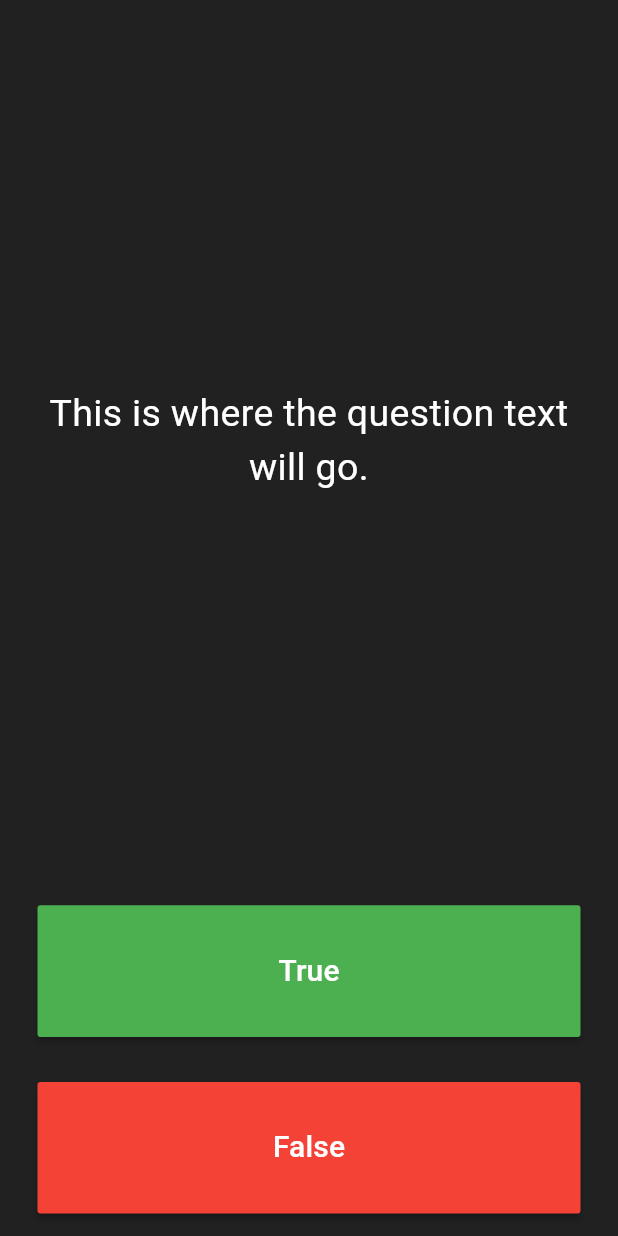
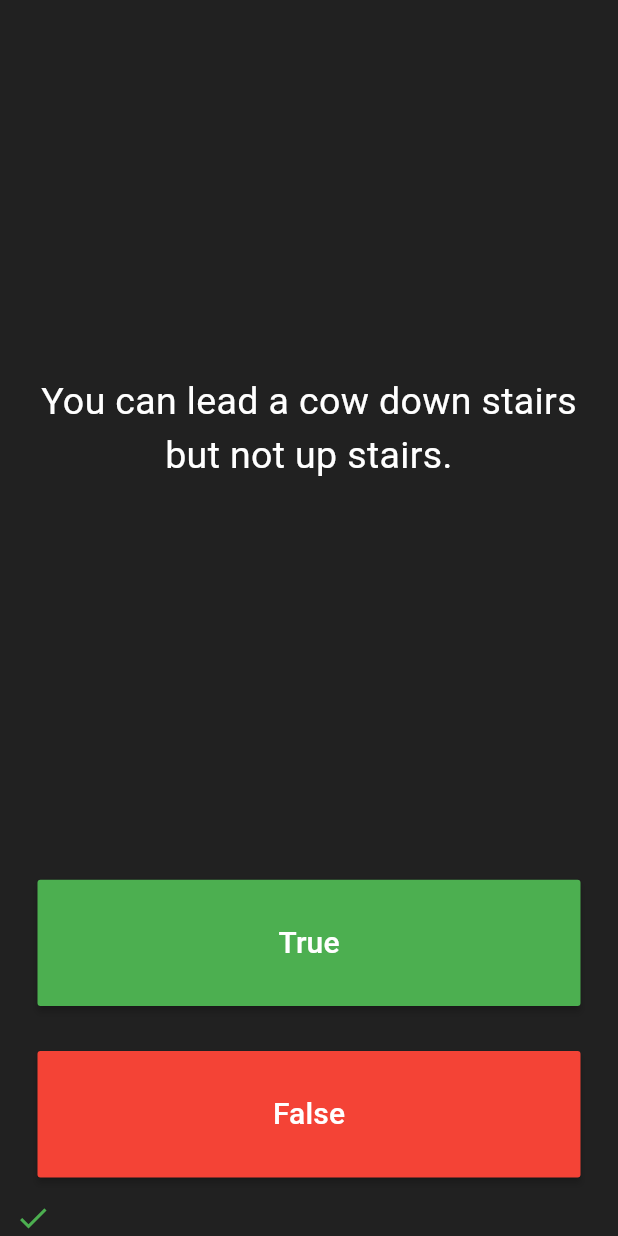
Before and after one commit to raj-chimmalgi/quizzler_flutter, a Flutter app: the screen it shows after launch, after a tap on "True", on a phone screen of 412 x 824 dp. Run offline on Flutter 3.47's test engine with Material 3 defaults, Android fonts, the phone set to English and light mode, and no system bars; our stand-ins replace cool_alert.

Commit message:
complete quiz app

```diff
--- a/lib/main.dart
+++ b/lib/main.dart
@@ -1,8 +1,15 @@
+import 'package:cool_alert/cool_alert.dart';
 import 'package:flutter/material.dart';
 
-void main() => runApp(Quizzler());
+import 'quiz_brain.dart';
+
+QuizBrain quizBrain = QuizBrain();
+
+void main() => runApp(const Quizzler());
 
 class Quizzler extends StatelessWidget {
+  const Quizzler({super.key});
+
   @override
   Widget build(BuildContext context) {
     return MaterialApp(
@@ -25,21 +32,57 @@ class QuizPage extends StatefulWidget {
 }
 
 class _QuizPageState extends State<QuizPage> {
+  List<Icon> scoreKeeper = [];
+
+  void checkAnswer(bool userPickedAnswer) {
+    bool correctAnswer = quizBrain.getQuestionAnswer();
+    bool nextQuestionAvailable = false;
+
+    setState(() {
+      if (userPickedAnswer == correctAnswer) {
+        scoreKeeper.add(const Icon(
+          Icons.check,
+          color: Colors.green,
+        ));
+      } else {
+        scoreKeeper.add(const Icon(
+          Icons.close,
+          color: Colors.red,
+        ));
+      }
+      nextQuestionAvailable = quizBrain.nextQuestion();
+
+      if (!nextQuestionAvailable) {
+        showAlert();
+        scoreKeeper = [];
+      }
+    });
+  }
+
+  showAlert() {
+    return CoolAlert.show(
+      context: context,
+      type: CoolAlertType.success,
+      text: 'Quiz Completed!',
+      autoCloseDuration: const Duration(seconds: 5),
+    );
+  }
+
   @override
   Widget build(BuildContext context) {
     return Column(
       mainAxisAlignment: MainAxisAlignment.spaceBetween,
       crossAxisAlignment: CrossAxisAlignment.stretch,
       children: <Widget>[
-        const Expanded(
+        Expanded(
           flex: 5,
           child: Padding(
-            padding: EdgeInsets.all(10.0),
+            padding: const EdgeInsets.all(10.0),
             child: Center(
               child: Text(
-                'This is where the question text will go.',
+                quizBrain.getQuestionText(),
                 textAlign: TextAlign.center,
-                style: TextStyle(
+                style: const TextStyle(
                   fontSize: 25.0,
                   color: Colors.white,
                 ),
@@ -49,7 +92,7 @@ class _QuizPageState extends State<QuizPage> {
         ),
         Expanded(
           child: Padding(
-            padding: EdgeInsets.all(15.0),
+            padding: const EdgeInsets.all(15.0),
             child: MaterialButton(
               textColor: Colors.white,
               color: Colors.green,
@@ -61,7 +104,7 @@ class _QuizPageState extends State<QuizPage> {
                 ),
               ),
               onPressed: () {
-                //The user picked true.
+                checkAnswer(true);
               },
             ),
           ),
@@ -79,19 +122,15 @@ class _QuizPageState extends State<QuizPage> {
                 ),
               ),
               onPressed: () {
-                //The user picked false.
+                checkAnswer(false);
               },
             ),
           ),
         ),
-        //TODO: Add a Row here as your score keeper
+        Row(
+          children: scoreKeeper,
+        )
       ],
     );
   }
 }
-
-/*
-question1: 'You can lead a cow down stairs but not up stairs.', false,
-question2: 'Approximately one quarter of human bones are in the feet.', true,
-question3: 'A slug\'s blood is green.', true,
-*/
--- /dev/null
+++ b/lib/question.dart
@@ -0,0 +1,6 @@
+class Question {
+  final String questionText;
+  final bool questionAnswer;
+
+  Question(this.questionText, this.questionAnswer);
+}
--- /dev/null
+++ b/lib/quiz_brain.dart
@@ -0,0 +1,47 @@
+import 'question.dart';
+
+class QuizBrain {
+  int _questionNumber = 0;
+
+  final List<Question> _questionBank = [
+    Question('Some cats are actually allergic to humans', true),
+    Question('You can lead a cow down stairs but not up stairs.', false),
+    Question('Approximately one quarter of human bones are in the feet.', true),
+    Question('A slug\'s blood is green.', true),
+    Question('Buzz Aldrin\'s mother\'s maiden name was "Moon".', true),
+    Question('It is illegal to pee in the Ocean in Portugal.', true),
+    Question(
+        'No piece of square dry paper can be folded in half more than 7 times.',
+        false),
+    Question(
+        'In London, UK, if you happen to die in the House of Parliament, you are technically entitled to a state funeral, because the building is considered too sacred a place.',
+        true),
+    Question(
+        'The loudest sound produced by any animal is 188 decibels. That animal is the African Elephant.',
+        false),
+    Question(
+        'The total surface area of two human lungs is approximately 70 square metres.',
+        true),
+    Question('Google was originally called \"Backrub\".', true),
+    Question(
+        'Chocolate affects a dog\'s heart and nervous system; a few ounces are enough to kill a small dog.',
+        true),
+    Question(
+        'In West Virginia, USA, if you accidentally hit an animal with your car, you are free to take it home to eat.',
+        true),
+  ];
+
+  bool nextQuestion() {
+    if (_questionNumber < _questionBank.length - 1) {
+      _questionNumber++;
+      return true;
+    } else {
+      _questionNumber = 0;
+      return false;
+    }
+  }
+
+  getQuestionText() => _questionBank[_questionNumber].questionText;
+
+  getQuestionAnswer() => _questionBank[_questionNumber].questionAnswer;
+}
--- a/pubspec.yaml
+++ b/pubspec.yaml
@@ -35,6 +35,7 @@ dependencies:
   # The following adds the Cupertino Icons font to your application.
   # Use with the CupertinoIcons class for iOS style icons.
   cupertino_icons: ^1.0.2
+  cool_alert: ^2.0.1
 
 dev_dependencies:
   flutter_test:
```
Also changed, not shown: pubspec.lock.
